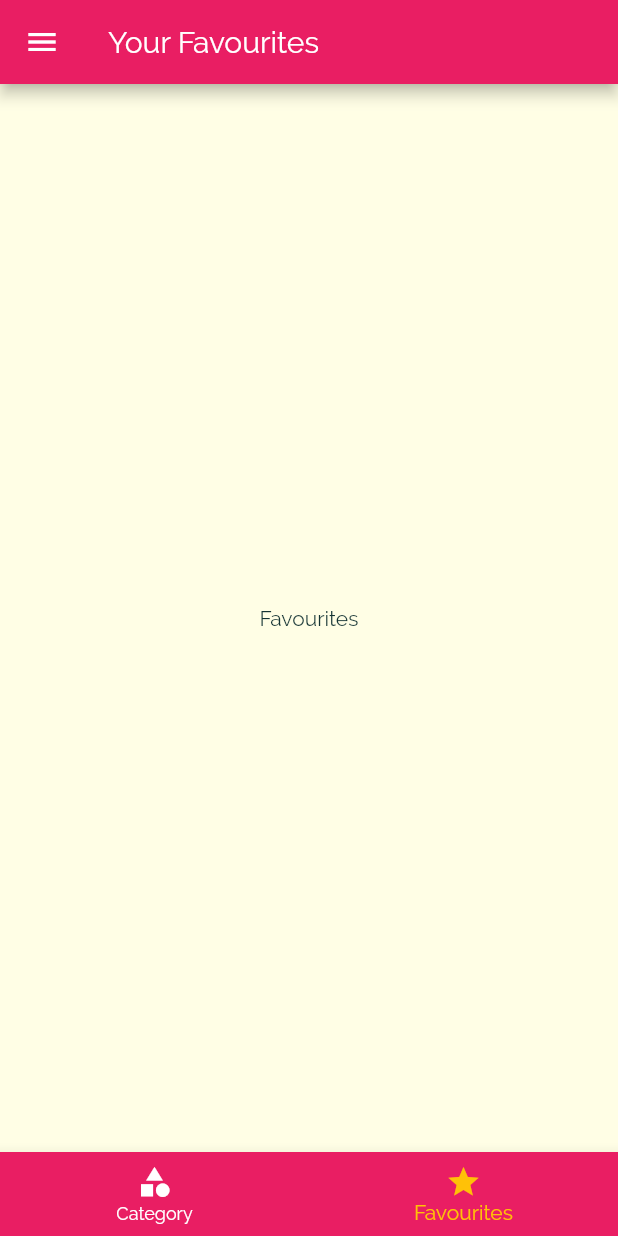
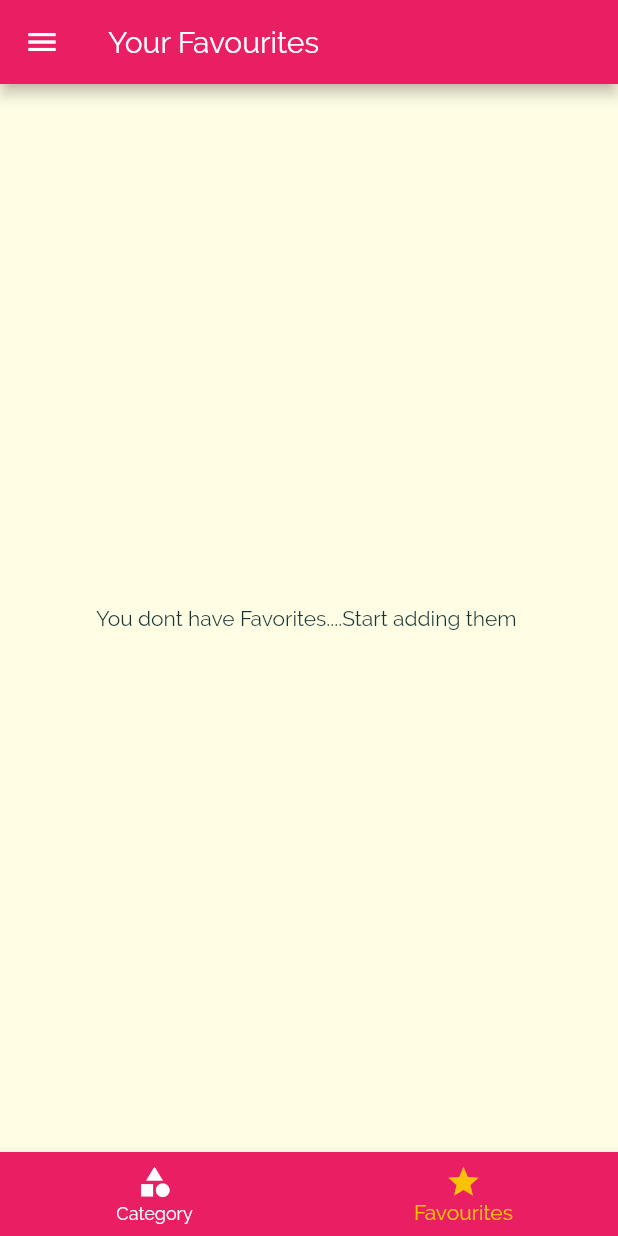
Before and after one commit to ameyd96/Flutter-Apps, a Flutter app: the screen it shows after launch, item 2 of the bottom bar chosen, on a phone screen of 412 x 824 dp. Run offline on Flutter 3.47's test engine with Material 2 defaults, Android fonts, the phone set to English and light mode, and no system bars.

Commit message:
Meal App is completed with adding favorite functionality

```diff
--- a/meals_app/lib/main.dart
+++ b/meals_app/lib/main.dart
@@ -33,6 +33,9 @@ class _MyAppState extends State<MyApp> {
 
 
 List<Meal> _availableMeals =DUMMY_MEALS;
+List<Meal> _favoriteMeals =[];
+
+
   void _setFilters(Map<String,bool> filterData){
     setState(() {
       _filters = filterData;
@@ -53,6 +56,28 @@ List<Meal> _availableMeals =DUMMY_MEALS;
       }).toList();
     });
 
+  }
+
+
+  //Logic for adding Fav
+
+  void _toggleFavorite(String mealId) {
+    final existingIndex = _favoriteMeals.indexWhere((meal) => meal.id == mealId);
+
+    if(existingIndex >=0){
+      setState(() {
+        _favoriteMeals.removeAt(existingIndex);
+      });
+    }else{
+      setState(() {
+        _favoriteMeals.add(DUMMY_MEALS.firstWhere((meal) => meal.id==mealId));
+      });
+    }
+
+  }
+
+  bool _isMealFav(String id) {
+    return _favoriteMeals.any((meal) => meal.id == id);
   }
 
   @override
@@ -80,9 +105,9 @@ List<Meal> _availableMeals =DUMMY_MEALS;
      // home: CategoriesScreen(),
      //home: TabsScreen(),
       routes: {
-        '/' : (ctx) => TabsScreen(),
+        '/' : (ctx) => TabsScreen(_favoriteMeals),
         '/categoryMeals' : (context) => MealDetailScreen(_availableMeals),
-        MealDetailRecepieScreen.routeName : (ctx) => MealDetailRecepieScreen(),
+        MealDetailRecepieScreen.routeName : (ctx) => MealDetailRecepieScreen(_toggleFavorite,_isMealFav),
         FilttersScreen.routeName : (ctx) => FilttersScreen(_filters,_setFilters),
       },
       onUnknownRoute: (settings) {
--- a/meals_app/lib/models/meal.dart
+++ b/meals_app/lib/models/meal.dart
@@ -27,8 +27,9 @@ class Meal {
   final bool isVegan;
   final bool isVegetarian;
 
- const Meal(
-      {@required this.id,
+
+  const Meal({
+    @required this.id,
     @required this.categories,
     @required this.title,
     @required this.imageUrl,
@@ -40,5 +41,7 @@ class Meal {
     @required this.isGlutenFree,
     @required this.isLactoseFree,
     @required this.isVegan,
-      @required this.isVegetarian});
+    @required this.isVegetarian,
+
+  });
 }
--- a/meals_app/lib/screens/favourites_screen.dart
+++ b/meals_app/lib/screens/favourites_screen.dart
@@ -1,10 +1,35 @@
 import 'package:flutter/material.dart';
 
+
+import '../widgets/meal_item.dart';
+
+import '../models/meal.dart';
+
 class FavouritesScreen extends StatelessWidget {
+  final List<Meal> favoriteMeals;
 
+  FavouritesScreen(this.favoriteMeals);
 
   @override
   Widget build(BuildContext context) {
-    return Center(child: Text('Favourites'),);
+    if (favoriteMeals.isEmpty) {
+      return Center(
+        child: Text('You dont have Favorites....Start adding them '),
+      );
+    }else{
+     return  ListView.builder(
+        itemBuilder: (ctx, index) {
+          return MealItem(
+            id: favoriteMeals[index].id,
+            title: favoriteMeals[index].title,
+            imageUrl: favoriteMeals[index].imageUrl,
+            duration: favoriteMeals[index].duration,
+            complexity: favoriteMeals[index].complexity,
+            affordability: favoriteMeals[index].affordability,
+          );
+        },
+        itemCount: favoriteMeals.length,
+      );
+    }
   }
 }
--- a/meals_app/lib/screens/tabs_screen.dart
+++ b/meals_app/lib/screens/tabs_screen.dart
@@ -3,10 +3,15 @@ import 'package:flutter/material.dart';
 import '../widgets/main_drawer.dart';
 import './favourites_screen.dart';
 import './categories_screen.dart';
+import '../models/meal.dart';
 
 // Adding Tab Bar in Bottom
 
 class TabsScreen extends StatefulWidget {
+  final List<Meal> favoriteMeal;
+
+  TabsScreen(this.favoriteMeal);
+
   @override
   _TabsScreenState createState() => _TabsScreenState();
 }
@@ -17,10 +22,25 @@ class _TabsScreenState extends State<TabsScreen> {
   //   FavouritesScreen(),
   // ];
 
-  final List<Map<String, Object>> _pages = [
-    {'pages': CategoriesScreen(), 'title': 'Categories'},
-    {'pages': FavouritesScreen(), 'title': 'Your Favourites'},
-  ];
+  // final List<Map<String, Object>> _pages = [
+  //   {'pages': CategoriesScreen(), 'title': 'Categories'},
+  //   {'pages': FavouritesScreen(widget.favoriteMeal), 'title': 'Your Favourites'},
+  // ];
+
+  List<Map<String, Object>> _pages;
+
+  @override
+  void initState() {
+    _pages = [
+      {'pages': CategoriesScreen(), 'title': 'Categories'},
+      {
+        'pages': FavouritesScreen(widget.favoriteMeal),
+        'title': 'Your Favourites'
+      },
+    ];
+
+    super.initState();
+  }
 
   int _selectedPageIndex = 0;
 
```
Also changed, not shown: meals_app/lib/screens/meal_detaiRecepie_screen.dart (+9 -0 lines). Lines whose indentation alone changed are shown as unchanged.
